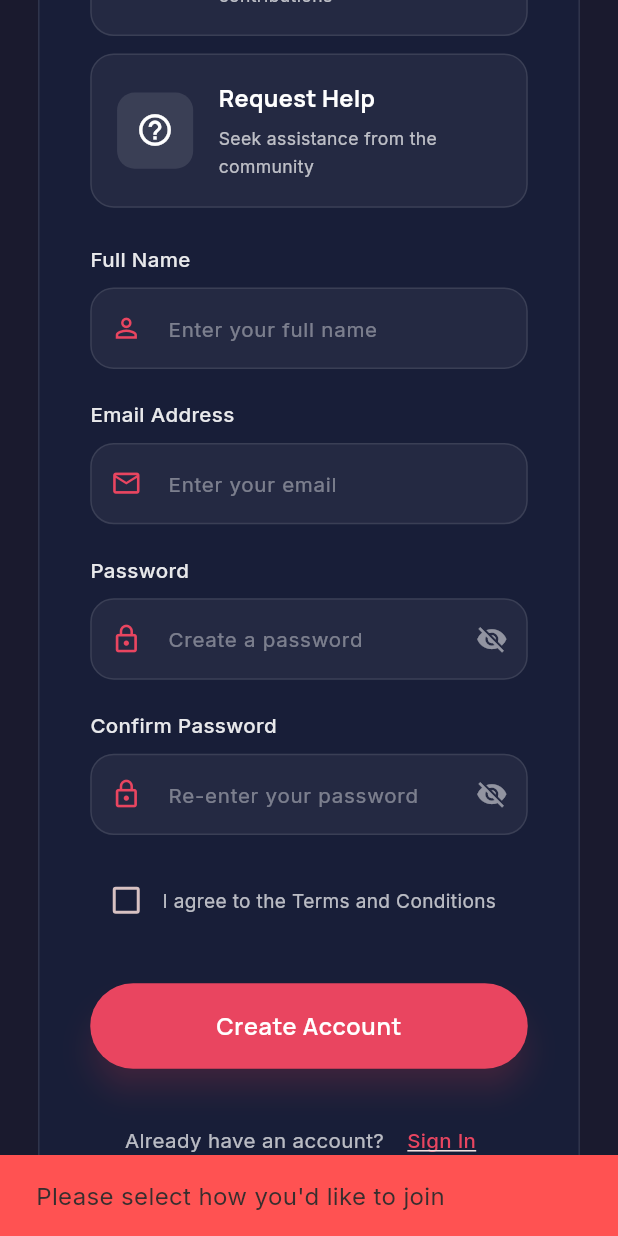
After one commit to beulah12-cmd/beulynk, a Flutter app: the SignUpPage screen opened directly, scrolled down 576 dp, after a tap on "Create Account", on a phone screen of 412 x 824 dp. The commit adds this screen. Run offline on Flutter 3.47's test engine with Material 3 defaults, Android fonts, the light colour scheme and no system bars; drawn by our look-alikes of flutter_animate; our stand-ins replace animated_text_kit, flutter_screenutil, font_awesome_flutter, google_fonts, shared_preferences; accounts and stored records are empty.

Commit message:
Complete Flutter app integration with live Django backend - all screens connected

```diff
--- a/blynk/lib/screens/signup_page.dart
+++ b/blynk/lib/screens/signup_page.dart
@@ -6,6 +6,8 @@
 import '../widgets/custom_buttons.dart';
 import '../widgets/custom_text_field.dart';
 import '../widgets/custom_footer.dart';
+import '../widgets/loading_overlay.dart';
+import '../services/api_service.dart';
 import 'signin_page.dart';
 import 'landing_page.dart';
 
@@ -69,12 +71,28 @@
     if (_formKey.currentState!.validate()) {
       setState(() => _isLoading = true);
 
-      // Simulate API call
-      await Future.delayed(const Duration(seconds: 2));
+      try {
+        // Call real API
+        final role = _selectedRole == UserRole.volunteer
+            ? 'volunteer'
+            : _selectedRole == UserRole.donor
+                ? 'donor'
+                : 'help_recipient';
+
+        final response = await ApiService.register(
+          username: _nameController.text.trim(),
+          email: _emailController.text.trim(),
+          password: _passwordController.text.trim(),
+          confirmPassword: _confirmPasswordController.text.trim(),
+          firstName: _nameController.text.trim(),
+          lastName: '',
+          role: role,
+        );
 
         if (mounted) {
           setState(() => _isLoading = false);
 
+          if (response.success) {
             String roleText = _selectedRole == UserRole.volunteer
                 ? 'Volunteer'
                 : _selectedRole == UserRole.donor
@@ -98,6 +116,31 @@
               MaterialPageRoute(builder: (context) => const LandingPage()),
               (route) => false,
             );
+          } else {
+            ScaffoldMessenger.of(context).showSnackBar(
+              SnackBar(
+                content: Text(
+                  response.message ?? 'Registration failed. Please try again.',
+                  style: GoogleFonts.inter(),
+                ),
+                backgroundColor: Colors.redAccent,
+              ),
+            );
+          }
+        }
+      } catch (e) {
+        if (mounted) {
+          setState(() => _isLoading = false);
+          ScaffoldMessenger.of(context).showSnackBar(
+            SnackBar(
+              content: Text(
+                'Error: ${e.toString()}',
+                style: GoogleFonts.inter(),
+              ),
+              backgroundColor: Colors.redAccent,
+            ),
+          );
+        }
       }
     }
   }
@@ -106,7 +149,9 @@
   Widget build(BuildContext context) {
     return Scaffold(
       backgroundColor: const Color(0xFF1A1A2E),
-      body: ScrollConfiguration(
+      body: LoadingOverlay(
+        isLoading: _isLoading,
+        child: ScrollConfiguration(
           behavior: ScrollConfiguration.of(context).copyWith(scrollbars: false),
           child: SingleChildScrollView(
             child: Column(
@@ -115,6 +160,7 @@
                 _buildSignUpForm(),
                 const CustomFooter(),
               ],
+            ),
           ),
         ),
       ),
--- /dev/null
+++ b/blynk/lib/widgets/loading_overlay.dart
@@ -0,0 +1,32 @@
+import 'package:flutter/material.dart';
+
+/// A reusable loading overlay widget
+class LoadingOverlay extends StatelessWidget {
+  final bool isLoading;
+  final Widget child;
+
+  const LoadingOverlay({
+    required this.isLoading,
+    required this.child,
+    super.key,
+  });
+
+  @override
+  Widget build(BuildContext context) {
+    return Stack(
+      children: [
+        child,
+        if (isLoading)
+          Container(
+            color: Colors.black.withOpacity(0.4),
+            child: const Center(
+              child: CircularProgressIndicator(
+                color: Color(0xFFE94560),
+                strokeWidth: 3.0,
+              ),
+            ),
+          ),
+      ],
+    );
+  }
+}
```
Also changed, not shown: blynk/lib/screens/signin_page.dart (+38 -3 lines). Lines whose indentation alone changed are shown as unchanged.
